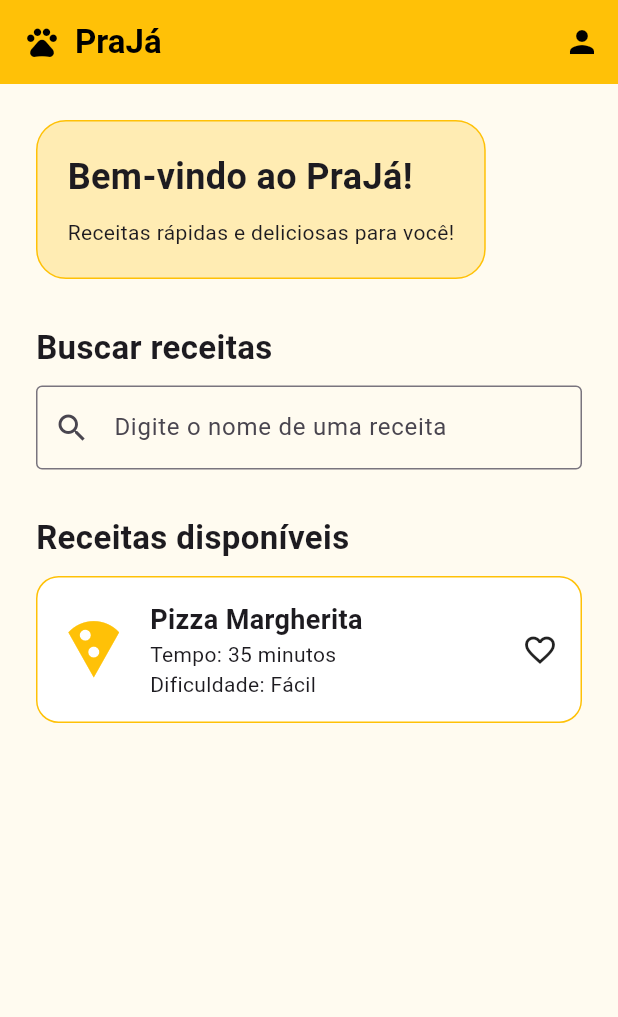
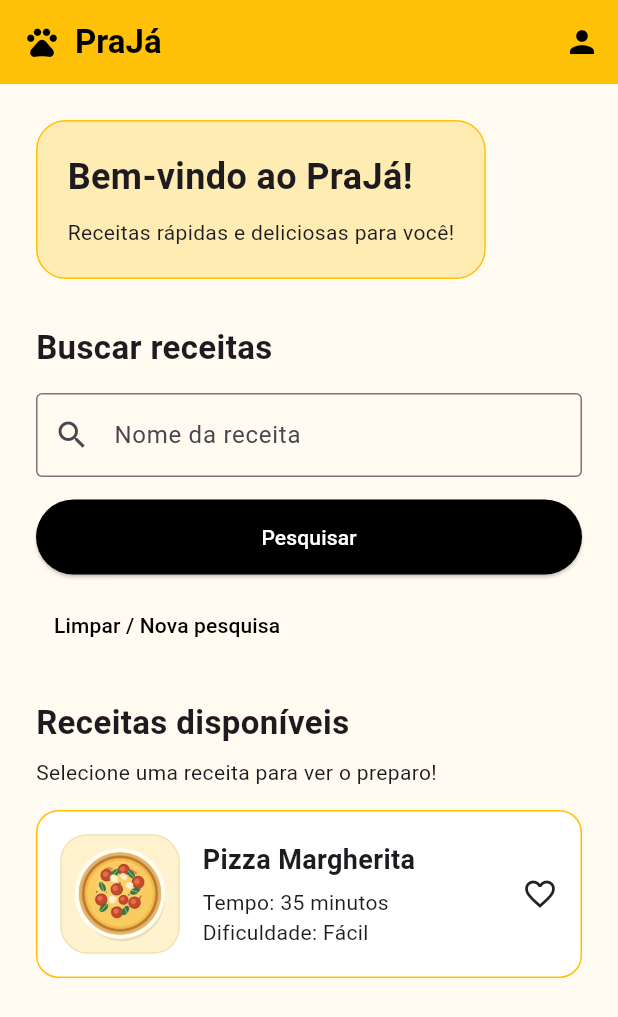
Before and after one commit to FelipeMarin-08/PraJa-Flutter-Project, a Flutter app: the screen it shows after launch, on a phone screen of 412 x 824 dp. Shown: the top 1017 px of the screen. Run offline on Flutter 3.47's test engine with Material 3 defaults, Android fonts, the phone set to English and light mode, and no system bars.

Commit message:
Segunda Parte - Pesquisa e Identidade Visual

```diff
--- a/lib/TelaPrincipal.dart
+++ b/lib/TelaPrincipal.dart
@@ -1,8 +1,56 @@
 
 import 'package:flutter/material.dart';
 
-class TelaPrincipal extends StatelessWidget {
+class TelaPrincipal extends StatefulWidget {
   const TelaPrincipal({super.key});
+
+  @override
+  State<TelaPrincipal> createState() => _TelaPrincipalState();
+}
+
+class _TelaPrincipalState extends State<TelaPrincipal> {
+  final TextEditingController _controlador = TextEditingController();
+
+  String? _mensagemErro;
+  String? _termoPesquisado;
+
+  // Realiza e valida a pesquisa
+  void _pesquisar() {
+    String termo = _controlador.text.trim()
+        .replaceAll(RegExp(r'\s+'), ' ');
+
+    if (termo.isEmpty) {
+      setState(() {
+        _mensagemErro =
+        "Digite o nome de uma receita. Não use apenas espaços.";
+        _termoPesquisado = null;
+      });
+      return;
+    }
+
+    setState(() {
+      _mensagemErro = null;
+      _termoPesquisado = termo;
+    });
+
+    FocusScope.of(context).unfocus();
+  }
+
+  // Limpa a pesquisa para uma nova consulta
+  void _limparPesquisa() {
+    _controlador.clear();
+
+    setState(() {
+      _mensagemErro = null;
+      _termoPesquisado = null;
+    });
+  }
+
+  @override
+  void dispose() {
+    _controlador.dispose();
+    super.dispose();
+  }
 
   @override
   Widget build(BuildContext context) {
@@ -24,8 +72,6 @@ class TelaPrincipal extends StatelessWidget {
             ),
           ],
         ),
-
-        // Botão para abrir a tela de perfil
         actions: [
           IconButton(
             icon: const Icon(Icons.person, color: Colors.black),
@@ -76,17 +122,84 @@ class TelaPrincipal extends StatelessWidget {
               ),
             ),
 
-            const SizedBox(height: 10),
+            const SizedBox(height: 15),
 
-            const TextField(
+            // Campo de pesquisa
+            TextField(
+              controller: _controlador,
+              textInputAction: TextInputAction.search,
+              onSubmitted: (_) => _pesquisar(),
               decoration: InputDecoration(
-                hintText: "Digite o nome de uma receita",
-                prefixIcon: Icon(Icons.search),
-                border: OutlineInputBorder(),
+                labelText: "Nome da receita",
+                hintText: "Ex.: Pizza Margherita",
+                prefixIcon: const Icon(Icons.search),
+                border: const OutlineInputBorder(),
+                errorText: _mensagemErro,
               ),
             ),
 
-            const SizedBox(height: 30),
+            const SizedBox(height: 15),
+
+            // Botão pesquisar
+            SizedBox(
+              width: double.infinity,
+              child: ElevatedButton(
+                onPressed: _pesquisar,
+                style: ElevatedButton.styleFrom(
+                  backgroundColor: Colors.black,
+                  foregroundColor: Colors.white,
+                  padding: const EdgeInsets.all(15),
+                ),
+                child: const Text("Pesquisar"),
+              ),
+            ),
+
+            // Feedback da pesquisa válida
+            if (_termoPesquisado != null) ...[
+              const SizedBox(height: 20),
+
+              Container(
+                width: double.infinity,
+                padding: const EdgeInsets.all(15),
+                decoration: BoxDecoration(
+                  color: Colors.amber.shade100,
+                  borderRadius: BorderRadius.circular(12),
+                ),
+                child: Column(
+                  crossAxisAlignment: CrossAxisAlignment.start,
+                  children: [
+                    const Text(
+                      "Pesquisa realizada!",
+                      style: TextStyle(
+                        fontWeight: FontWeight.bold,
+                        fontSize: 17,
+                      ),
+                    ),
+                    const SizedBox(height: 8),
+                    Text(
+                      'Você pesquisou por: "$_termoPesquisado"',
+                    ),
+                    const SizedBox(height: 5),
+                    const Text(
+                      "Os resultados serão implementados futuramente.",
+                    ),
+                  ],
+                ),
+              ),
+            ],
+
+            const SizedBox(height: 10),
+
+            // Permite uma nova pesquisa
+            TextButton(
+              onPressed: _limparPesquisa,
+              child: const Text(
+                "Limpar / Nova pesquisa",
+                style: TextStyle(color: Colors.black),
+              ),
+            ),
+
+            const SizedBox(height: 25),
 
             const Text(
               "Receitas disponíveis",
@@ -96,7 +209,14 @@ class TelaPrincipal extends StatelessWidget {
               ),
             ),
 
-            const SizedBox(height: 10),
+            const SizedBox(height: 8),
+
+            const Text(
+              "Selecione uma receita para ver o preparo!",
+            ),
+
+            const SizedBox(height: 15),
+
 
             Container(
               padding: const EdgeInsets.all(15),
@@ -105,15 +225,19 @@ class TelaPrincipal extends StatelessWidget {
                 borderRadius: BorderRadius.circular(15),
                 border: Border.all(color: Colors.amber),
               ),
-              child: const Row(
+              child: Row(
                 children: [
-                  Icon(
-                    Icons.local_pizza,
-                    size: 45,
-                    color: Colors.amber,
+                  ClipRRect(
+                    borderRadius: BorderRadius.circular(12),
+                    child: Image.asset(
+                      'assets/images/img.png',
+                      width: 80,
+                      height: 80,
+                      fit: BoxFit.cover,
+                    ),
                   ),
-                  SizedBox(width: 15),
-                  Expanded(
+                  const SizedBox(width: 15),
+                  const Expanded(
                     child: Column(
                       crossAxisAlignment: CrossAxisAlignment.start,
                       children: [
@@ -124,12 +248,13 @@ class TelaPrincipal extends StatelessWidget {
                             fontWeight: FontWeight.bold,
                           ),
                         ),
+                        SizedBox(height: 5),
                         Text("Tempo: 35 minutos"),
                         Text("Dificuldade: Fácil"),
                       ],
                     ),
                   ),
-                  Icon(Icons.favorite_border),
+                  const Icon(Icons.favorite_border),
                 ],
               ),
             ),
--- a/pubspec.yaml
+++ b/pubspec.yaml
@@ -57,6 +57,8 @@ flutter:
   # the material Icons class.
   uses-material-design: true
 
+  assets:
+    - assets/images/img.png
   # To add assets to your application, add an assets section, like this:
   # assets:
   #   - images/a_dot_burr.jpeg
```
Also changed, not shown: assets/images/img.png (added), lib/aula03/Aula03.dart (added), lib/aula03/Inscricao.dart (added).
